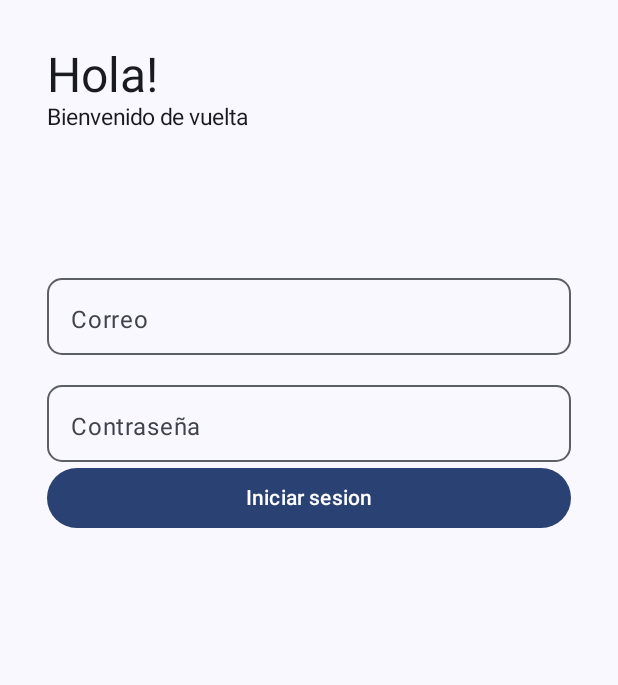
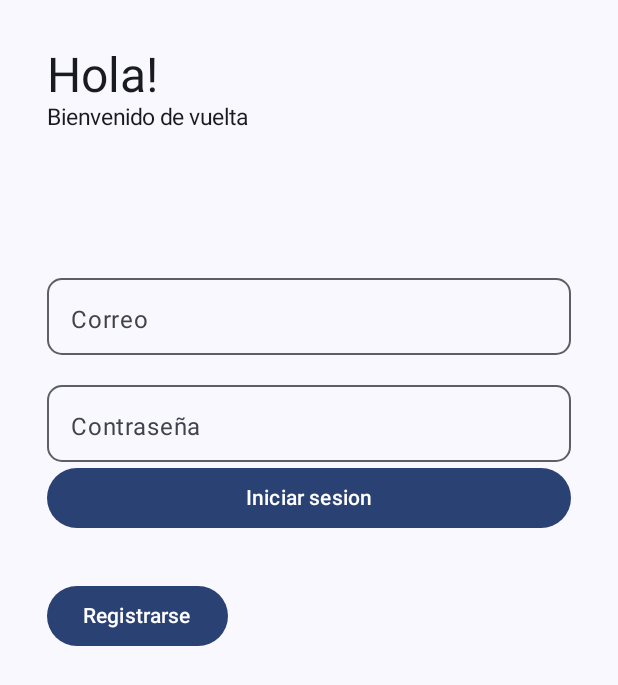
Before and after one commit to Bigpotatozz/HydroSense, an Android app built with Jetpack Compose: the screen it shows after launch (MainActivity), on a phone screen of 412 x 824 dp. Shown: the top 685 px of the screen. Run offline under Robolectric (Android 15) with nearby library versions, the phone set to English and light mode, and no system bars; our stand-ins replace Dagger/Hilt's generated code, livedata-compose.

Commit message:
registro funcionando

```diff
--- a/mobile/src/main/java/com/oscar/hydrosense/MainActivity.kt
+++ b/mobile/src/main/java/com/oscar/hydrosense/MainActivity.kt
@@ -20,11 +20,16 @@ import androidx.core.view.WindowInsetsCompat
 import androidx.datastore.preferences.core.Preferences
 import androidx.datastore.core.DataStore // Correct import for DataStore
 import androidx.datastore.preferences.preferencesDataStore
+import androidx.navigation.compose.NavHost
+import androidx.navigation.compose.composable
+import androidx.navigation.compose.rememberNavController
+import com.oscar.hydrosense.login.ui.HomeScreen
 import com.oscar.hydrosense.login.ui.Login
 import com.oscar.hydrosense.login.ui.LoginScreen
 import com.oscar.hydrosense.login.ui.LoginViewModel
 import com.oscar.hydrosense.registro.ui.RegisterViewModel
 import com.oscar.hydrosense.registro.ui.Registro
+import com.oscar.hydrosense.registro.ui.RegistroScreen
 import com.oscar.hydrosense.theme.HydroSenseTheme
 import dagger.hilt.android.AndroidEntryPoint
 
@@ -46,7 +51,7 @@ class MainActivity : ComponentActivity() {
                 Scaffold {
                     innerPadding ->
                     Column(Modifier.fillMaxSize().padding(innerPadding)) {
-                        Login(Modifier, loginViewModel);
+                        AppNavigation();
 
                     }
                 }
@@ -54,9 +59,26 @@ class MainActivity : ComponentActivity() {
             }
         }
     }
+
+
+    @Composable
+    fun AppNavigation(){
+        val navController = rememberNavController()
+
+        NavHost(navController = navController, startDestination = "login"){
+            composable("login") {
+                Login(modifier = Modifier, loginViewModel = loginViewModel, navController = navController)
+            }
+
+            composable("home") {
+                HomeScreen(navController);
+            }
+
+            composable("register") {
+                RegistroScreen(modifier = Modifier, registerViewModel = registerViewModel, navController)
+            }
+        }
+    }
+
+
 }
-
-// The DataStore should be a singleton, so it's better to define it at the top level of the file,
-// outside any class, or as a static property in a companion object.
-// This makes it accessible throughout your application and ensures only one instance exists.
-val Context.dataStore: DataStore<Preferences> by preferencesDataStore(name = "user");
--- a/mobile/src/main/java/com/oscar/hydrosense/login/ui/LoginScreen.kt
+++ b/mobile/src/main/java/com/oscar/hydrosense/login/ui/LoginScreen.kt
@@ -34,6 +34,7 @@ import androidx.datastore.preferences.core.Preferences
 import androidx.datastore.preferences.core.edit
 import androidx.datastore.preferences.core.stringPreferencesKey
 import androidx.datastore.preferences.preferencesDataStore
+import androidx.navigation.NavController
 import com.google.gson.Gson
 import com.oscar.hydrosense.login.data.network.response.LoginResponse
 import dagger.hilt.android.internal.Contexts
@@ -43,15 +44,15 @@ import kotlinx.coroutines.runBlocking
 val Context.dataStore: DataStore<Preferences> by preferencesDataStore(name = "usuario");
 
 @Composable
-fun LoginScreen(modifier: Modifier, loginViewModel: LoginViewModel){
+fun LoginScreen(modifier: Modifier, loginViewModel: LoginViewModel, navController: NavController){
 
-    Login(modifier, loginViewModel)
+    Login(modifier, loginViewModel, navController)
 }
 
 
 
 @Composable
-fun Login(modifier: Modifier, loginViewModel: LoginViewModel){
+fun Login(modifier: Modifier, loginViewModel: LoginViewModel, navController: NavController){
 
     val correo by loginViewModel.correo.observeAsState(initial = "");
     val contrasenia by loginViewModel.contrasenia.observeAsState(initial = "");
@@ -67,6 +68,9 @@ fun Login(modifier: Modifier, loginViewModel: LoginViewModel){
             val json = Gson().toJson(response);
             val key = stringPreferencesKey("login_response");
             context.dataStore.edit { prefs -> prefs[key] = json };
+
+            navController.navigate("home")
+
         }else{
             Log.i("OSCAR", "todo mal")
         }
@@ -106,6 +110,16 @@ fun Login(modifier: Modifier, loginViewModel: LoginViewModel){
 
             Spacer(Modifier.padding(15.dp))
 
+            Button(onClick = {
+
+                navController.navigate("register");
+            }) {
+                Text("Registrarse")
+            }
+
         }
     }
+
+
+
 };
--- a/mobile/src/main/java/com/oscar/hydrosense/registro/data/network/RegisterService.kt
+++ b/mobile/src/main/java/com/oscar/hydrosense/registro/data/network/RegisterService.kt
@@ -1,5 +1,6 @@
 package com.oscar.hydrosense.registro.data.network
 
+import android.util.Log
 import com.oscar.hydrosense.registro.data.network.request.RegisterRequest
 import com.oscar.hydrosense.registro.data.network.response.RegisterResponse
 import kotlinx.coroutines.Dispatchers
@@ -12,6 +13,7 @@ class RegisterService @Inject constructor(private val registerClient: RegisterCl
 
         return withContext(Dispatchers.IO){
             val response = registerClient.registrarUsuario(usuario);
+            Log.i("OSCAR", "${response}")
             response.body();
         }
 
```
Also changed, not shown: mobile/src/main/java/com/oscar/hydrosense/login/ui/HomeScreen.kt (+42 -0 lines), mobile/src/main/java/com/oscar/hydrosense/registro/data/network/request/RegisterRequest.kt (+8 -5 lines), mobile/src/main/java/com/oscar/hydrosense/registro/ui/RegisterViewModel.kt (+12 -1 lines), mobile/src/main/java/com/oscar/hydrosense/registro/ui/RegistroScreen.kt (+4 -3 lines).
